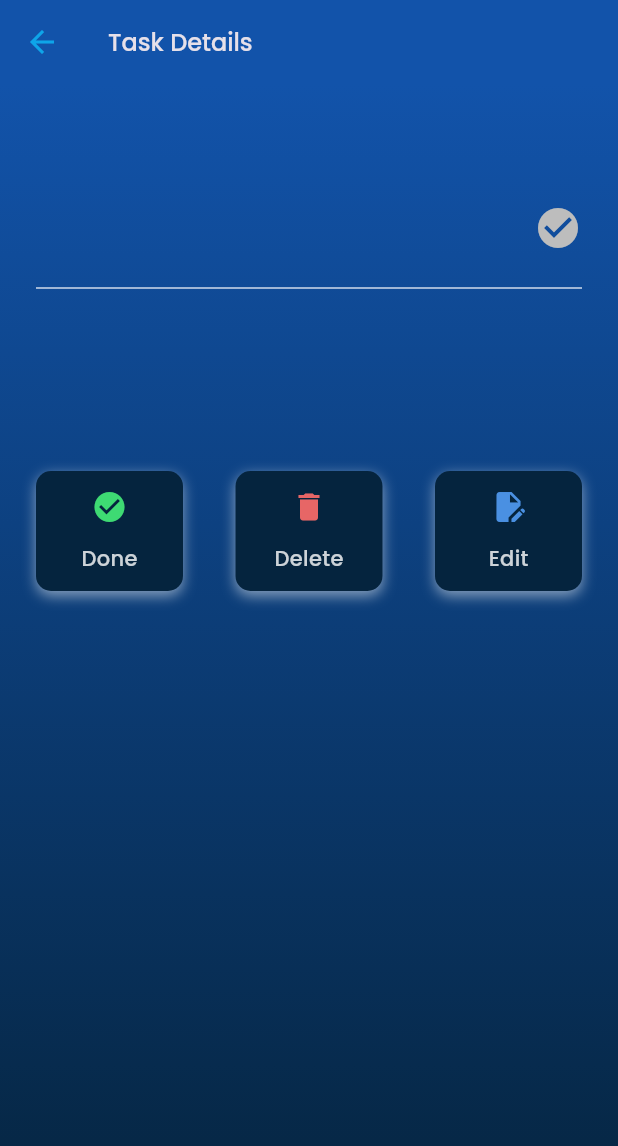
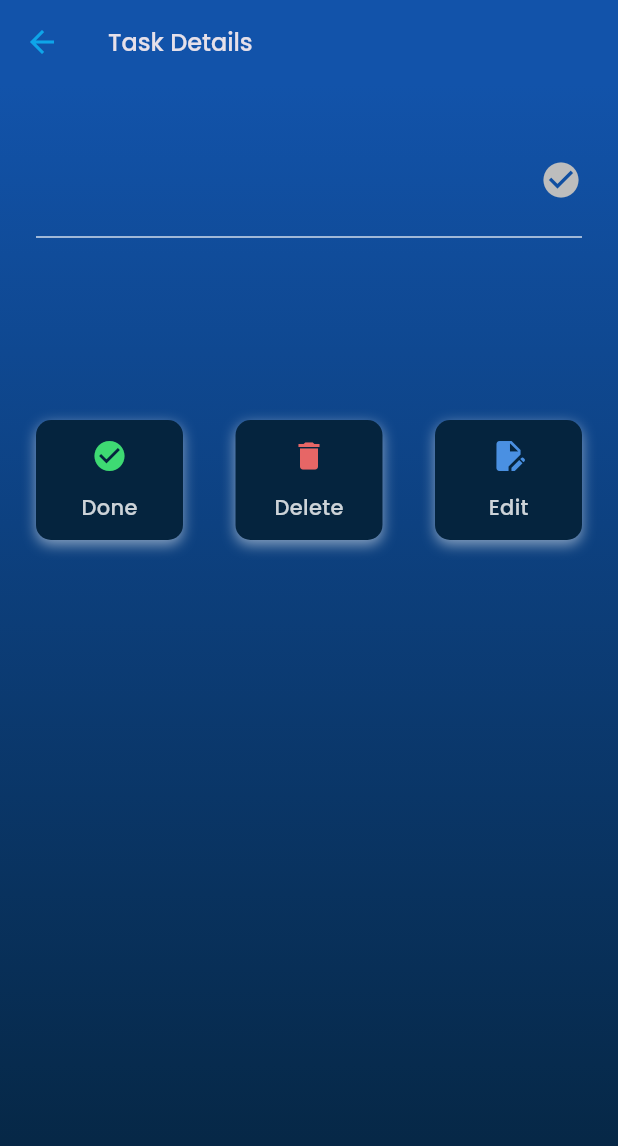
Before and after one commit to salma234-del/tasks_app, a Flutter app: the TaskDetailsView screen opened directly with empty values, on a phone screen of 412 x 824 dp. Shown: the top 1146 px of the screen. Run offline on Flutter 3.47's test engine with Material 3 defaults, Android fonts, the light colour scheme and no system bars; our stand-ins replace cloud_firestore, dartz, firebase_auth, firebase_core, flutter_bloc, flutter_spinkit and 3 more; accounts and stored records are empty; statements that could not run were skipped.

Commit message:
Add some updates - Add check icon to contants - Change icon size and acttion button padding

```diff
--- a/lib/Core/utils/app_constants.dart
+++ b/lib/Core/utils/app_constants.dart
@@ -12,4 +12,5 @@ abstract class AppConstants {
   static RegExp emailRegex = RegExp(r"^[a-zA-Z0-9+_.-]+@[a-zA-Z0-9.-]+$");
   static const String isLoginKey = 'isLogin';
   static const int taskDescriptionMaxLines = 6;
+  static const checkIcon = Icons.check_circle;
 }
--- a/lib/Features/tasks/presentation/views/widgets/custom_task_action_button.dart
+++ b/lib/Features/tasks/presentation/views/widgets/custom_task_action_button.dart
@@ -34,7 +34,7 @@ class CustomTaskActionButton extends StatelessWidget {
         child: Padding(
           padding: const EdgeInsets.symmetric(
             vertical: 12,
-            horizontal: 24,
+            horizontal: 16,
           ),
           child: Column(
             children: [
--- a/lib/Features/tasks/presentation/views/widgets/task_details_view_body.dart
+++ b/lib/Features/tasks/presentation/views/widgets/task_details_view_body.dart
@@ -1,5 +1,6 @@
 import 'package:flutter/material.dart';
 import 'package:tasks_app/Core/utils/app_colores.dart';
+import 'package:tasks_app/Core/utils/app_constants.dart';
 import 'package:tasks_app/Core/utils/app_strings.dart';
 import 'package:tasks_app/Core/utils/app_styles.dart';
 import 'package:tasks_app/Core/widgets/custom_background_container.dart';
@@ -25,7 +26,7 @@ class TaskDetailsViewBody extends StatelessWidget {
           child: Column(
             crossAxisAlignment: CrossAxisAlignment.start,
             children: [
-              const SizedBox(height: 80),
+              const SizedBox(height: 50),
               Row(
                 children: [
                   Expanded(
@@ -36,8 +37,8 @@ class TaskDetailsViewBody extends StatelessWidget {
                   ),
                   const SizedBox(width: 8),
                   Icon(
-                    Icons.check_circle,
-                    size: 32,
+                    AppConstants.checkIcon,
+                    size: 28,
                     color: task.isCompleted ? AppColors.green : AppColors.grey,
                   ),
                 ],
@@ -57,7 +58,7 @@ class TaskDetailsViewBody extends StatelessWidget {
                       onPressed: () {},
                       text: AppStrings.done,
                       icon: const Icon(
-                        Icons.check_circle,
+                        AppConstants.checkIcon,
                         color: AppColors.green,
                       ),
                     ),
--- a/lib/Features/tasks/presentation/views/widgets/task_item.dart
+++ b/lib/Features/tasks/presentation/views/widgets/task_item.dart
@@ -1,6 +1,7 @@
 import 'package:flutter/material.dart';
 import 'package:go_router/go_router.dart';
 import 'package:tasks_app/Core/utils/app_colores.dart';
+import 'package:tasks_app/Core/utils/app_constants.dart';
 import 'package:tasks_app/Core/utils/app_router.dart';
 import 'package:tasks_app/Core/utils/app_sizes.dart';
 import 'package:tasks_app/Core/utils/app_styles.dart';
@@ -36,7 +37,7 @@ class TaskItem extends StatelessWidget {
         child: Row(
           children: [
             Icon(
-              Icons.check_circle,
+              AppConstants.checkIcon,
               color: task.isCompleted ? AppColors.green : AppColors.black2,
             ),
             const SizedBox(width: 6),
```
